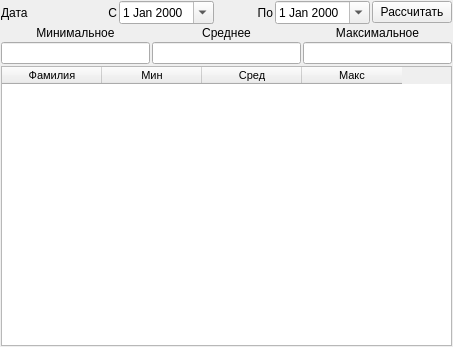
This is ui/report_rest_work.ui in Meller008/CRM-Avi as Qt 5 draws it before an edit. The edited form follows.
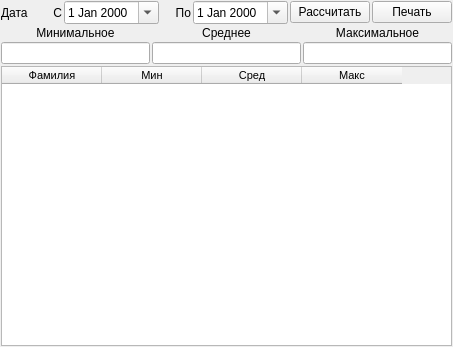
This is the edited form.

The edit to the form file:
```diff
--- a/ui/report_rest_work.ui
+++ b/ui/report_rest_work.ui
@@ -80,6 +80,13 @@
         </property>
        </widget>
       </item>
+      <item>
+       <widget class="QPushButton" name="pushButton_2">
+        <property name="text">
+         <string>Печать</string>
+        </property>
+       </widget>
+      </item>
      </layout>
     </item>
     <item row="1" column="0">
```
Left out of the diff: 21 changed lines with no effect on the pictures.
